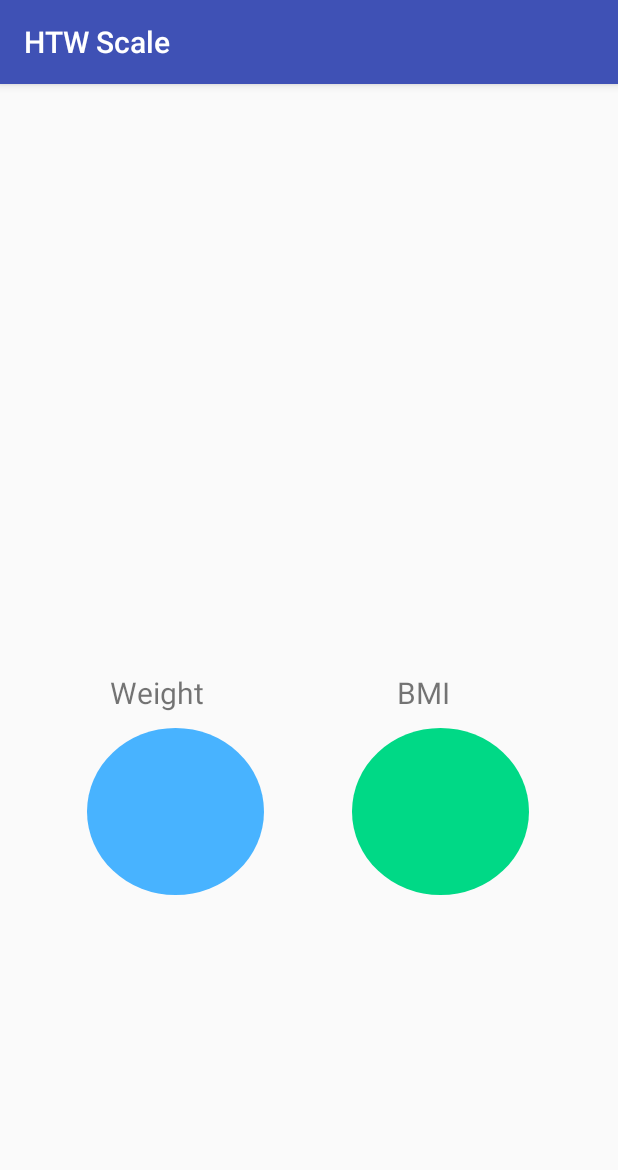
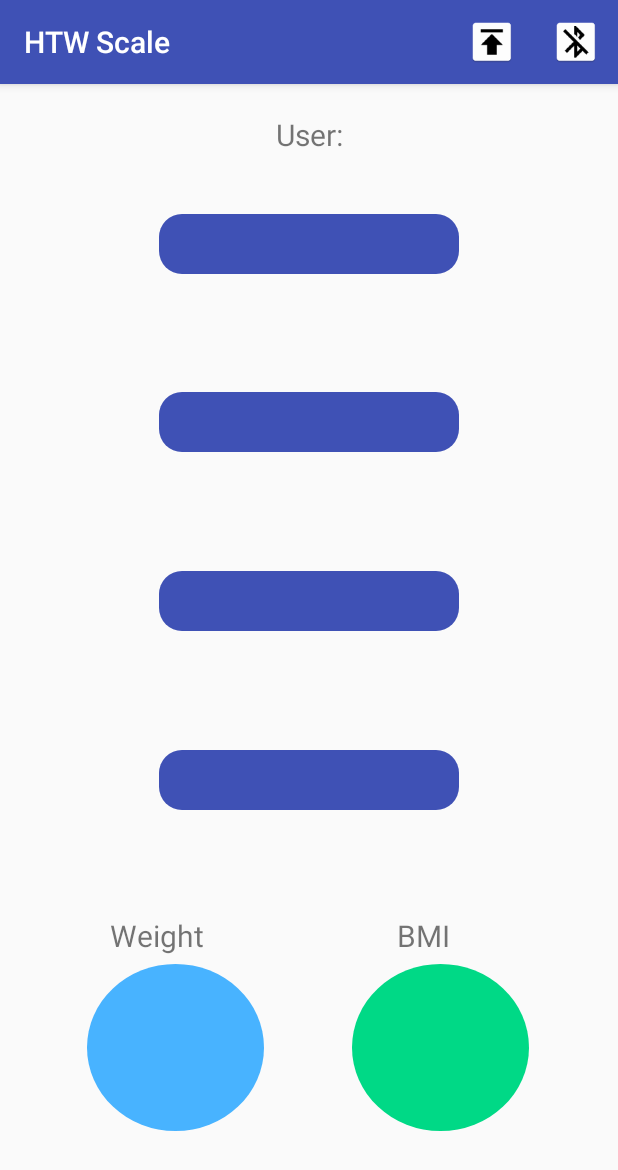
Before and after one commit to Mintb3rryCrunch/htwscale, an Android app: the OnlineActivity screen opened directly, with no data from a screen before it, on a phone screen of 412 x 824 dp. Shown: the top 1170 px of the screen. Run offline under Robolectric (Android 15) with nearby library versions, the phone set to English and light mode, and no system bars.

Commit message:
Gui fixed 2.0

```diff
--- a/app/src/main/java/com/example/oli/scaleuser2/OfflineActivity.java
+++ b/app/src/main/java/com/example/oli/scaleuser2/OfflineActivity.java
@@ -265,10 +265,10 @@ public class OfflineActivity extends AppCompatActivity implements AdapterView.On
 
                 switch (selectedId) {
                     case R.id.radioFemale:
-                        gender = "Weiblich";
+                        gender = "Female";
                         break;
                     case R.id.radioMale:
-                        gender = "Männlich";
+                        gender = "Male";
                         break;
                 }
 
@@ -359,10 +359,10 @@ public class OfflineActivity extends AppCompatActivity implements AdapterView.On
                 String gender ="";
                 switch (selectedId) {
                     case R.id.radioFemale:
-                        gender = "Weiblich";
+                        gender = "Female";
                         break;
                     case R.id.radioMale:
-                        gender = "Männlich";
+                        gender = "Male";
                         break;
                 }
 
--- a/app/src/main/java/com/example/oli/scaleuser2/OnlineActivity.java
+++ b/app/src/main/java/com/example/oli/scaleuser2/OnlineActivity.java
@@ -63,6 +63,12 @@ public class OnlineActivity extends AppCompatActivity {
         OnlineHelper onlineHelper = new OnlineHelper(this);
         onlineHelper.execute(type);
 
+        txtName.startAnimation(AnimationUtils.loadAnimation(OnlineActivity.this, android.R.anim.slide_in_left));
+        txtSurname.startAnimation(AnimationUtils.loadAnimation(OnlineActivity.this, android.R.anim.slide_in_left));
+        txtGender.startAnimation(AnimationUtils.loadAnimation(OnlineActivity.this, android.R.anim.slide_in_left));
+        txtGroesse.startAnimation(AnimationUtils.loadAnimation(OnlineActivity.this, android.R.anim.slide_in_left));
+        txtGewicht.startAnimation(AnimationUtils.loadAnimation(OnlineActivity.this, android.R.anim.slide_in_left));
+        txtBMI.startAnimation(AnimationUtils.loadAnimation(OnlineActivity.this, android.R.anim.slide_in_left));
 
     }
 
@@ -129,7 +135,7 @@ public class OnlineActivity extends AppCompatActivity {
 
     public boolean onCreateOptionsMenu(Menu menu) {
         // Inflate the menu; this adds items to the action bar if it is present.
-        getMenuInflater().inflate(R.menu.main, menu);
+        getMenuInflater().inflate(R.menu.main_online, menu);
 
         bluetoothStatus = menu.findItem(R.id.action_bluetooth_status);
         uploadData = menu.findItem(R.id.update_data);
--- a/app/src/main/res/layout/activity_offline.xml
+++ b/app/src/main/res/layout/activity_offline.xml
@@ -10,7 +10,7 @@
         android:layout_height="wrap_content"
         android:gravity="center"
         android:textSize="20sp"
-        android:text="Benutzer:" />
+        android:text="User:" />
 
     <Spinner
         android:id="@+id/spinner"
@@ -37,7 +37,7 @@
             android:textColor="#FFFFFF"
             android:gravity="center"
             android:textAlignment="center"
-            android:text="sdfsdfs" />
+            android:text="" />
     </LinearLayout>
 
     <LinearLayout
@@ -51,7 +51,7 @@
 
 
         <TextView
-            android:id="@+id/groesseOut"
+            android:id="@+id/genderOut"
             android:layout_width="200dp"
             android:layout_height="40dp"
             android:background="@drawable/offline_txt"
@@ -59,7 +59,7 @@
             android:textColor="#FFFFFF"
             android:gravity="center"
             android:textAlignment="center"
-            android:text="sdfsdfs" />
+            android:text="" />
     </LinearLayout>
 
 
@@ -74,7 +74,7 @@
         android:weightSum="1">
 
         <TextView
-            android:id="@+id/genderOut"
+            android:id="@+id/groesseOut"
             android:layout_width="200dp"
             android:layout_height="40dp"
             android:background="@drawable/offline_txt"
@@ -82,7 +82,7 @@
             android:textColor="#FFFFFF"
             android:gravity="center"
             android:textAlignment="center"
-            android:text="sdfsdfs" />
+            android:text="" />
 
     </LinearLayout>
 
@@ -103,7 +103,7 @@
             android:layout_width="wrap_content"
             android:layout_height="wrap_content"
             android:textSize="20sp"
-            android:text="Gewicht" />
+            android:text="Weight" />
 
         <TextView
             android:layout_width="0dp"
--- a/app/src/main/res/layout/activity_online.xml
+++ b/app/src/main/res/layout/activity_online.xml
@@ -1,84 +1,106 @@
 <?xml version="1.0" encoding="utf-8"?>
 <LinearLayout xmlns:android="http://schemas.android.com/apk/res/android"
     android:orientation="vertical" android:layout_width="match_parent"
-    android:gravity="center"
+    android:gravity="center_horizontal"
     android:layout_height="match_parent">
+
+
+    <TextView
+        android:layout_width="205dp"
+        android:layout_height="wrap_content"
+        android:gravity="center"
+        android:layout_marginTop="20dp"
+        android:textSize="20sp"
+        android:text="User:" />
 
     <LinearLayout
         android:layout_width="match_parent"
-        android:layout_height="wrap_content"
-        android:gravity="center_horizontal"
-        android:layout_marginTop="5dp"
-        android:orientation="horizontal">
+        android:layout_height="10dp"
+        android:gravity="center"
+        android:orientation="vertical"
+        android:layout_weight="0.01">
 
-    <TextView
-        android:id="@+id/nameOut"
-        android:layout_width="150dp"
-        android:layout_height="wrap_content"
-        android:text=""
-        android:textSize="20sp"/>
+        <TextView
+            android:id="@+id/nameOut"
+            android:layout_width="200dp"
+            android:layout_height="40dp"
+            android:background="@drawable/offline_txt"
+            android:textSize="22sp"
+            android:textColor="#FFFFFF"
+            android:gravity="center"
+            android:textAlignment="center"
+            android:text="" />
+    </LinearLayout>
+
+
+    <LinearLayout
+        android:layout_width="match_parent"
+        android:layout_height="10dp"
+        android:gravity="center"
+        android:orientation="vertical"
+        android:layout_weight="0.01">
+
+        <TextView
+            android:id="@+id/surnameOut"
+            android:layout_width="200dp"
+            android:layout_height="40dp"
+            android:background="@drawable/offline_txt"
+            android:textSize="22sp"
+            android:textColor="#FFFFFF"
+            android:gravity="center"
+            android:textAlignment="center"
+            android:text="" />
+    </LinearLayout>
+
+    <LinearLayout
+        android:layout_width="match_parent"
+        android:layout_height="10dp"
+        android:gravity="center"
+        android:orientation="vertical"
+        android:layout_weight="0.01"
+        android:weightSum="1">
+
+
+        <TextView
+            android:id="@+id/genderOut"
+            android:layout_width="200dp"
+            android:layout_height="40dp"
+            android:background="@drawable/offline_txt"
+            android:textSize="22sp"
+            android:textColor="#FFFFFF"
+            android:gravity="center"
+            android:textAlignment="center"
+            android:text="" />
+    </LinearLayout>
+
+
+
+    <LinearLayout
+        android:layout_width="match_parent"
+        android:layout_height="10dp"
+        android:gravity="center"
+        android:orientation="horizontal"
+        android:layout_weight="0.01"
+        android:weightSum="1">
+
+        <TextView
+            android:id="@+id/groesseOut"
+            android:layout_width="200dp"
+            android:layout_height="40dp"
+            android:background="@drawable/offline_txt"
+            android:textSize="22sp"
+            android:textColor="#FFFFFF"
+            android:gravity="center"
+            android:textAlignment="center"
+            android:text="" />
 
     </LinearLayout>
 
     <LinearLayout
         android:layout_width="match_parent"
         android:layout_height="wrap_content"
-        android:gravity="center_horizontal"
-        android:layout_marginTop="10dp"
-        android:orientation="horizontal">
-
-    <TextView
-        android:id="@+id/surnameOut"
-        android:layout_width="150dp"
-        android:layout_height="wrap_content"
-        android:text=""
-        android:textSize="20sp" />
-
-    </LinearLayout>
-
-    <TextView
-        android:id="@+id/genderOut"
-        android:layout_width="150dp"
-        android:layout_height="wrap_content"
-        android:layout_marginTop="10dp"
-        android:text=""
-        android:textSize="20sp"
-        android:textAlignment="center"/>
-
-    <LinearLayout
-        android:layout_width="match_parent"
-        android:layout_marginTop="10dp"
-        android:layout_height="wrap_content"
-        android:gravity="center_horizontal"
-        android:orientation="horizontal">
-
-        <!--TextView
-            android:layout_width="0dp"
-            android:layout_height="wrap_content"
-            android:layout_weight="0.03"
-            android:text=""/-->
-
-        <!--TextView
-            android:layout_width="0dp"
-            android:layout_height="wrap_content"
-            android:layout_weight="0.04"
-            android:textSize="20sp"
-            android:text="Height:"/-->
-
-        <TextView
-            android:id="@+id/groesseOut"
-            android:layout_width="150dp"
-            android:layout_height="wrap_content"
-            android:textSize="20sp"
-            android:text=""
-            android:textAlignment="center"/>
-    </LinearLayout>
-
-    <LinearLayout
-        android:layout_width="match_parent"
-        android:layout_height="wrap_content"
         android:gravity="center_vertical"
-        android:layout_marginTop="20dp"
+        android:layout_marginTop="30dp"
         android:orientation="horizontal">
 
         <TextView
@@ -116,8 +138,8 @@
     <LinearLayout
         android:layout_width="match_parent"
         android:layout_height="wrap_content"
-        android:gravity="center_vertical"
-        android:layout_marginTop="10dp"
+        android:gravity="center"
+        android:layout_marginTop="5dp"
         android:orientation="horizontal">
 
         <TextView
@@ -130,7 +152,6 @@
             android:id="@+id/gewichtOut"
             android:layout_width="118dp"
             android:layout_height="111dp"
-            android:layout_marginTop="0dp"
             android:background="@drawable/circle_blue"
             android:gravity="center"
             android:text=""
@@ -161,6 +182,15 @@
             android:text="" />
     </LinearLayout>
 
+    <LinearLayout
+        android:layout_width="match_parent"
+        android:layout_height="wrap_content"
+        android:gravity="center"
+        android:layout_marginTop="70dp"
+        android:orientation="horizontal">
+
+    </LinearLayout>
+
 
 
 </LinearLayout>
--- a/app/src/main/res/layout/user_dialog.xml
+++ b/app/src/main/res/layout/user_dialog.xml
@@ -15,7 +15,7 @@
             android:layout_width="0dp"
             android:layout_height="wrap_content"
             android:layout_weight=".3"
-            android:text="Vorname:" />
+            android:text="Name:" />
 
         <EditText
             android:id="@+id/et_vorname"
@@ -36,7 +36,7 @@
             android:layout_width="0dp"
             android:layout_height="wrap_content"
             android:layout_weight=".3"
-            android:text="Nachname:" />
+            android:text="Surname:" />
 
         <EditText
             android:id="@+id/et_nachname"
@@ -57,7 +57,7 @@
             android:layout_width="0dp"
             android:layout_height="wrap_content"
             android:layout_weight=".3"
-            android:text="Geschlecht:" />
+            android:text="Gender:" />
 
         <RadioGroup
             android:id="@+id/radioGender"
@@ -69,14 +69,14 @@
                 android:id="@+id/radioFemale"
                 android:layout_width="96dp"
                 android:layout_height="30dp"
-                android:text="Weiblich" />
+                android:text="Female" />
 
             <RadioButton
                 android:id="@+id/radioMale"
                 android:layout_width="96dp"
                 android:layout_height="30dp"
                 android:checked="true"
-                android:text="Männlich" />
+                android:text="Male" />
 
         </RadioGroup>
 
@@ -94,7 +94,7 @@
             android:layout_width="0dp"
             android:layout_height="wrap_content"
             android:layout_weight=".3"
-            android:text="Größe:" />
+            android:text="Height:" />
 
         <TextView
             android:layout_width="0dp"
```
